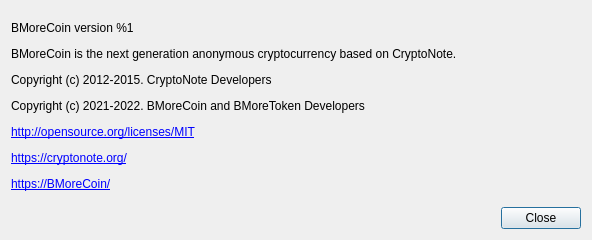
First picture: the form in src/gui/ui/aboutdialog.ui, repository netw3173/bmorecoinwallet, before the edit.
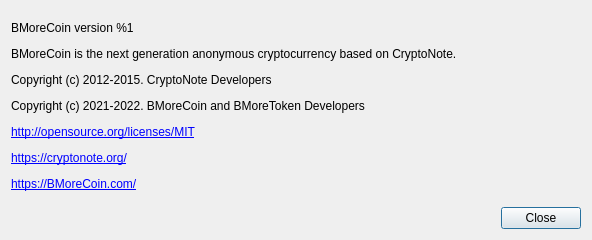
Second picture: the form after the edit.

Diff of the .ui file:
```diff
--- a/src/gui/ui/aboutdialog.ui
+++ b/src/gui/ui/aboutdialog.ui
@@ -41,7 +41,7 @@
       </sizepolicy>
      </property>
      <property name="text">
-      <string>&lt;html&gt;&lt;head/&gt;&lt;body&gt;&lt;p&gt;BMoreCoin version %1&lt;/p&gt;&lt;p&gt;BMoreCoin is the next generation anonymous cryptocurrency based on CryptoNote.&lt;/p&gt;&lt;p&gt;Copyright (c) 2012-2015. CryptoNote Developers&lt;/p&gt;&lt;p&gt;Copyright (c) 2021-2022. BMoreCoin and BMoreToken Developers&lt;/p&gt;&lt;p&gt;&lt;a href=&quot;http://opensource.org/licenses/MIT&quot;&gt;&lt;span style=&quot; text-decoration: underline; color:#0000ff;&quot;&gt;http://opensource.org/licenses/MIT&lt;/span&gt;&lt;/a&gt;&lt;/p&gt;&lt;p&gt;&lt;a href=&quot;https://cryptonote.org/&quot;&gt;&lt;span style=&quot; text-decoration: underline; color:#0000ff;&quot;&gt;https://cryptonote.org/&lt;/span&gt;&lt;/a&gt;&lt;/p&gt;&lt;p&gt;&lt;a href=&quot;https://BMoreCoin.com/&quot;&gt;&lt;span style=&quot; text-decoration: underline; color:#0000ff;&quot;&gt;https://BMoreCoin/&lt;/span&gt;&lt;/a&gt;&lt;/p&gt;&lt;/body&gt;&lt;/html&gt;</string>
+      <string>&lt;html&gt;&lt;head/&gt;&lt;body&gt;&lt;p&gt;BMoreCoin version %1&lt;/p&gt;&lt;p&gt;BMoreCoin is the next generation anonymous cryptocurrency based on CryptoNote.&lt;/p&gt;&lt;p&gt;Copyright (c) 2012-2015. CryptoNote Developers&lt;/p&gt;&lt;p&gt;Copyright (c) 2021-2022. BMoreCoin and BMoreToken Developers&lt;/p&gt;&lt;p&gt;&lt;a href=&quot;http://opensource.org/licenses/MIT&quot;&gt;&lt;span style=&quot; text-decoration: underline; color:#0000ff;&quot;&gt;http://opensource.org/licenses/MIT&lt;/span&gt;&lt;/a&gt;&lt;/p&gt;&lt;p&gt;&lt;a href=&quot;https://cryptonote.org/&quot;&gt;&lt;span style=&quot; text-decoration: underline; color:#0000ff;&quot;&gt;https://cryptonote.org/&lt;/span&gt;&lt;/a&gt;&lt;/p&gt;&lt;p&gt;&lt;a href=&quot;https://BMoreCoin.com/&quot;&gt;&lt;span style=&quot; text-decoration: underline; color:#0000ff;&quot;&gt;https://BMoreCoin.com/&lt;/span&gt;&lt;/a&gt;&lt;/p&gt;&lt;/body&gt;&lt;/html&gt;</string>
      </property>
      <property name="textFormat">
       <enum>Qt::RichText</enum>
```
